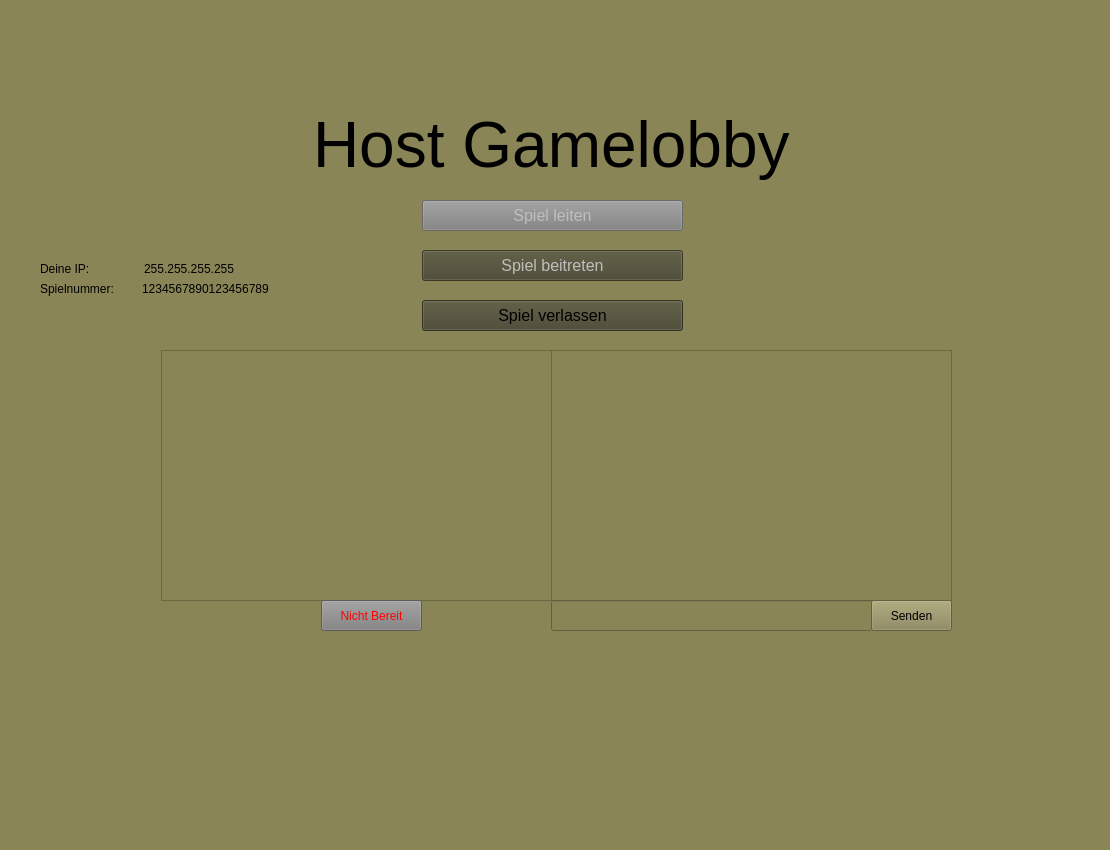
Old version of the form client_python/gui_prototype/LobbyJoinView.ui in the repository DeRocketman/paf-group-f_eTanks.
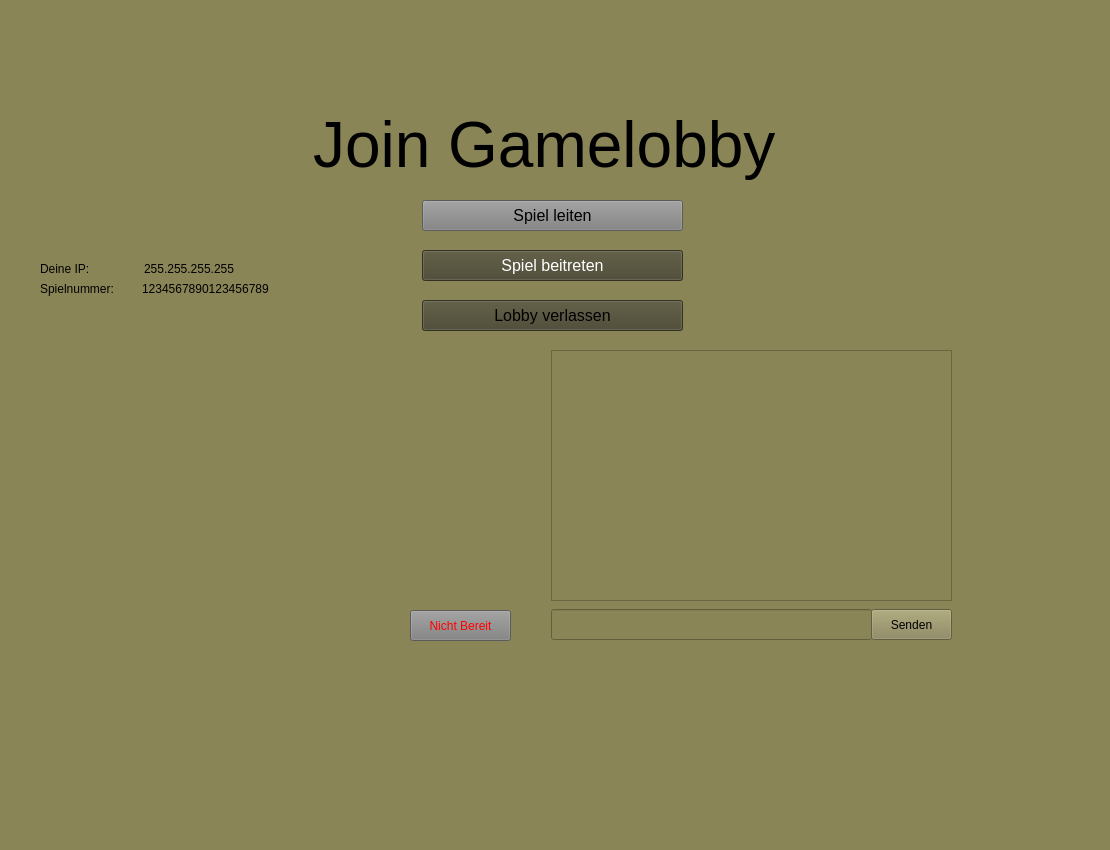
New version of the form.

Commit message: ds: join lobby mit bug. Läuft nur auf der einen Seite gut

```diff
--- a/client_python/gui_prototype/LobbyJoinView.ui
+++ b/client_python/gui_prototype/LobbyJoinView.ui
@@ -35,12 +35,12 @@
     </font>
    </property>
    <property name="text">
-    <string>Host Gamelobby</string>
+    <string>Join Gamelobby</string>
    </property>
   </widget>
   <widget class="QPushButton" name="hostGameButton">
    <property name="enabled">
-    <bool>false</bool>
+    <bool>true</bool>
    </property>
    <property name="geometry">
     <rect>
@@ -76,9 +76,6 @@
    </property>
   </widget>
   <widget class="QPushButton" name="joinGameButton">
-   <property name="enabled">
-    <bool>false</bool>
-   </property>
    <property name="geometry">
     <rect>
      <x>422</x>
@@ -100,6 +97,8 @@
    </property>
    <property name="styleSheet">
     <string notr="true">background-color: #47452E;
+border-color: #111111;
+color: white
 
 </string>
    </property>
@@ -137,22 +136,12 @@
 </string>
    </property>
    <property name="text">
-    <string>Spiel verlassen</string>
+    <string>Lobby verlassen</string>
    </property>
    <property name="autoDefault">
     <bool>false</bool>
    </property>
   </widget>
-  <widget class="QListView" name="playerListView">
-   <property name="geometry">
-    <rect>
-     <x>161</x>
-     <y>350</y>
-     <width>391</width>
-     <height>251</height>
-    </rect>
-   </property>
-  </widget>
   <widget class="QTextEdit" name="chatField">
    <property name="geometry">
     <rect>
@@ -173,7 +162,7 @@
    <property name="geometry">
     <rect>
      <x>551</x>
-     <y>600</y>
+     <y>609</y>
      <width>321</width>
      <height>31</height>
     </rect>
@@ -183,7 +172,7 @@
    <property name="geometry">
     <rect>
      <x>871</x>
-     <y>600</y>
+     <y>609</y>
      <width>81</width>
      <height>31</height>
     </rect>
@@ -247,8 +236,8 @@
   <widget class="QPushButton" name="setRdyButton">
    <property name="geometry">
     <rect>
-     <x>321</x>
-     <y>600</y>
+     <x>410</x>
+     <y>610</y>
      <width>101</width>
      <height>31</height>
     </rect>
@@ -261,6 +250,38 @@
     <string>Nicht Bereit</string>
    </property>
   </widget>
+  <widget class="QListWidget" name="playerList">
+   <property name="geometry">
+    <rect>
+     <x>190</x>
+     <y>350</y>
+     <width>281</width>
+     <height>251</height>
+    </rect>
+   </property>
+   <property name="styleSheet">
+    <string notr="true">border-style: none</string>
+   </property>
+  </widget>
+  <widget class="QListWidget" name="rdyList">
+   <property name="geometry">
+    <rect>
+     <x>480</x>
+     <y>350</y>
+     <width>51</width>
+     <height>251</height>
+    </rect>
+   </property>
+   <property name="styleSheet">
+    <string notr="true">border-style: none;</string>
+   </property>
+   <property name="flow">
+    <enum>QListView::TopToBottom</enum>
+   </property>
+   <property name="viewMode">
+    <enum>QListView::ListMode</enum>
+   </property>
+  </widget>
  </widget>
  <resources/>
  <connections/>
```
Left out of the diff: 7 changed lines with no effect on the pictures. The commit also changes 5 other files.
